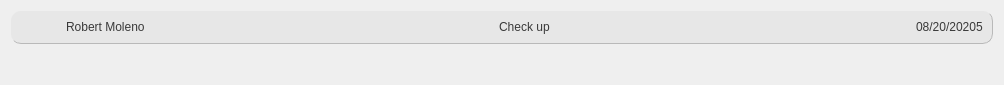
Qt form Frontend/schedCard.ui (DreddVDomasian/Petmate-Desktop-Application) before a commit.
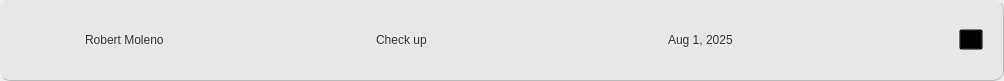
The same form after that commit. Icons and pictures are not drawn.

Commit message:
Add scheduled service list API and UI updates
Backend: Added ScheduledServiceListView and related endpoint, updated ServiceSerializer to include owner_full_name. Frontend: Updated Home.ui to support scheduled returns, added new UI elements and styles for scheduled service filtering and searching.

The edit to the form file:
```diff
--- a/Frontend/schedCard.ui
+++ b/Frontend/schedCard.ui
@@ -7,7 +7,7 @@
     <x>0</x>
     <y>0</y>
     <width>1004</width>
-    <height>85</height>
+    <height>81</height>
    </rect>
   </property>
   <property name="sizePolicy">
@@ -20,14 +20,35 @@
    <string>Form</string>
   </property>
   <layout class="QHBoxLayout" name="horizontalLayout">
+   <property name="spacing">
+    <number>0</number>
+   </property>
+   <property name="leftMargin">
+    <number>0</number>
+   </property>
+   <property name="topMargin">
+    <number>0</number>
+   </property>
+   <property name="rightMargin">
+    <number>0</number>
+   </property>
+   <property name="bottomMargin">
+    <number>0</number>
+   </property>
    <item alignment="Qt::AlignTop">
     <widget class="QFrame" name="SchedCard">
      <property name="sizePolicy">
-      <sizepolicy hsizetype="Expanding" vsizetype="Fixed">
+      <sizepolicy hsizetype="Expanding" vsizetype="Maximum">
        <horstretch>0</horstretch>
        <verstretch>0</verstretch>
       </sizepolicy>
      </property>
+     <property name="minimumSize">
+      <size>
+       <width>0</width>
+       <height>81</height>
+      </size>
+     </property>
      <property name="maximumSize">
       <size>
        <width>16777215</width>
@@ -52,6 +73,21 @@
       <enum>QFrame::Raised</enum>
      </property>
      <layout class="QHBoxLayout" name="horizontalLayout_2">
+      <property name="spacing">
+       <number>25</number>
+      </property>
+      <property name="leftMargin">
+       <number>20</number>
+      </property>
+      <property name="topMargin">
+       <number>20</number>
+      </property>
+      <property name="rightMargin">
+       <number>20</number>
+      </property>
+      <property name="bottomMargin">
+       <number>20</number>
+      </property>
       <item>
        <widget class="QLabel" name="ProfileIcon">
         <property name="maximumSize">
@@ -71,8 +107,8 @@
         </property>
        </widget>
       </item>
-      <item alignment="Qt::AlignLeft">
-       <widget class="QLabel" name="nameLabel">
+      <item>
+       <widget class="QLabel" name="ReturnNameLabel">
         <property name="styleSheet">
          <string notr="true">font: 81 14pt &quot;Montserrat ExtraBold&quot;;
 color:rgb(57, 57, 57);</string>
@@ -82,8 +118,8 @@
         </property>
        </widget>
       </item>
-      <item alignment="Qt::AlignHCenter">
-       <widget class="QLabel" name="serviceLabel">
+      <item>
+       <widget class="QLabel" name="ReturnServiceLabel">
         <property name="styleSheet">
          <string notr="true">font: 81 14pt &quot;Montserrat ExtraBold&quot;;
 color:rgb(57, 57, 57);</string>
@@ -93,14 +129,34 @@
         </property>
        </widget>
       </item>
-      <item alignment="Qt::AlignRight">
-       <widget class="QLabel" name="returnLabel">
+      <item>
+       <widget class="QLabel" name="ReturnDateCardLabel">
         <property name="styleSheet">
          <string notr="true">font: 81 14pt &quot;Montserrat ExtraBold&quot;;
 color:rgb(57, 57, 57);</string>
         </property>
         <property name="text">
-         <string>08/20/20205</string>
+         <string>Aug 1, 2025</string>
+        </property>
+       </widget>
+      </item>
+      <item>
+       <widget class="QToolButton" name="deleteButton">
+        <property name="styleSheet">
+         <string notr="true">background:transparent;</string>
+        </property>
+        <property name="text">
+         <string>...</string>
+        </property>
+        <property name="icon">
+         <iconset resource="resource.qrc">
+          <normaloff>:/Icons/Icons/delete.png</normaloff>:/Icons/Icons/delete.png</iconset>
+        </property>
+        <property name="iconSize">
+         <size>
+          <width>30</width>
+          <height>30</height>
+         </size>
         </property>
        </widget>
       </item>
```
Left out of the diff: 6 changed lines with no effect on the pictures. The commit also changes 6 other files.
